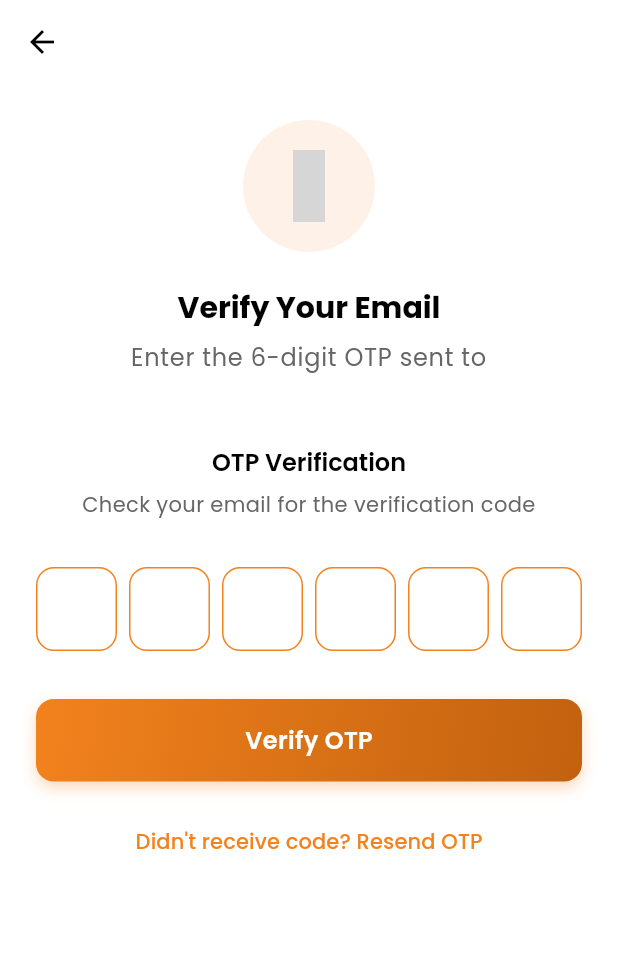
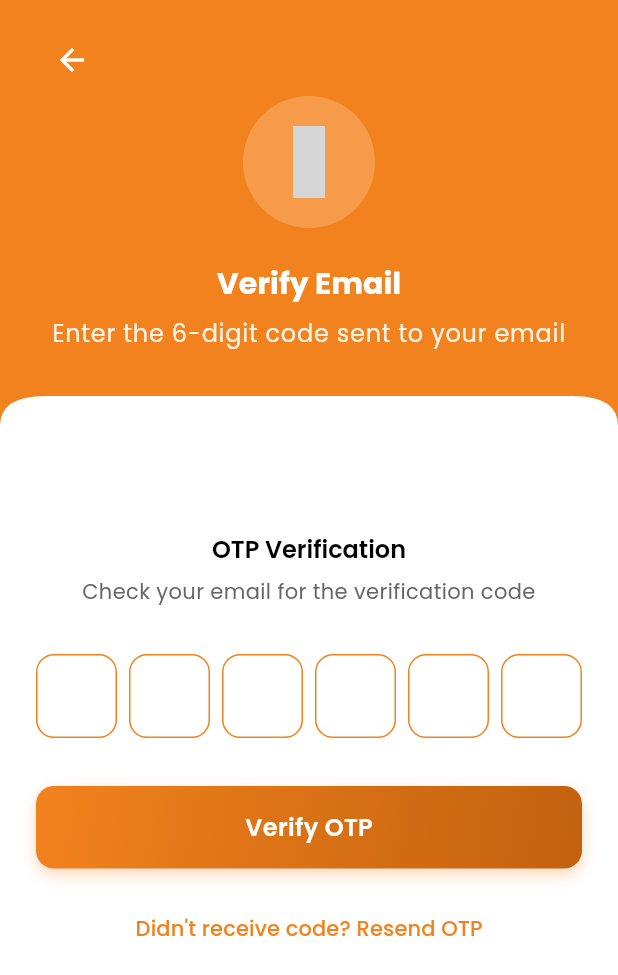
Before and after one commit to vivekvsingh19/remind-karo, a Flutter app: the OtpVerificationScreen screen opened directly with empty values, on a phone screen of 412 x 824 dp. Shown: the top 975 px of the screen. Run offline on Flutter 3.47's test engine with Material 3 defaults, Android fonts, the phone set to English and light mode, and no system bars; drawn by our look-alikes of pinput; our stand-ins replace cloud_firestore, dartz, dio, equatable, firebase_auth, firebase_core and 8 more; accounts and stored records are empty; grey boxes are pictures that could not be loaded.

Commit message:
feat: update login, OTP verification, and signup screens with improved UI elements and structure

```diff
--- a/lib/features/auth/presentation/screens/otp_verification_screen.dart
+++ b/lib/features/auth/presentation/screens/otp_verification_screen.dart
@@ -5,6 +5,7 @@ import 'package:pinput/pinput.dart';
 
 import '../../../../core/theme/app_theme.dart';
 import '../../../../core/widgets/custom_button.dart';
+import '../../../../presentation/widgets/curved_container.dart';
 import '../bloc/auth_bloc.dart';
 
 /// OTP Verification Screen
@@ -76,14 +77,6 @@ class _OtpVerificationScreenState extends State<OtpVerificationScreen> {
     );
 
     return Scaffold(
-      appBar: AppBar(
-        backgroundColor: Colors.transparent,
-        elevation: 0,
-        leading: IconButton(
-          icon: const Icon(Icons.arrow_back, color: AppTheme.textPrimaryLight),
-          onPressed: () => Navigator.of(context).pop(),
-        ),
-      ),
       body: BlocListener<AuthBloc, AuthState>(
         listener: (context, state) {
           // Reset submission flag when request completes
@@ -91,13 +84,38 @@ class _OtpVerificationScreenState extends State<OtpVerificationScreen> {
             setState(() => _isSubmitting = false);
           }
         },
+        child: SingleChildScrollView(
+          child: Column(
+            children: [
+              CurvedContainerRounded(
+                backgroundColor: AppTheme.primaryColor,
+                padding: const EdgeInsets.only(
+                  top: 16,
+                  bottom: 50,
+                  left: 24,
+                  right: 24,
+                ),
                 child: SafeArea(
-          child: SingleChildScrollView(
+                  child: Column(
+                    crossAxisAlignment: CrossAxisAlignment.stretch,
+                    children: [
+                      Align(
+                        alignment: Alignment.centerLeft,
+                        child: IconButton(
+                          icon: const Icon(Icons.arrow_back, color: Colors.white),
+                          onPressed: () => Navigator.of(context).pop(),
+                        ),
+                      ),
+                      _buildHeader(),
+                    ],
+                  ),
+                ),
+              ),
+              Padding(
                 padding: const EdgeInsets.all(24),
                 child: Column(
                   crossAxisAlignment: CrossAxisAlignment.stretch,
                   children: [
-                _buildHeader(),
                     const SizedBox(height: 48),
                     _buildOtpForm(
                       context,
@@ -107,6 +125,8 @@ class _OtpVerificationScreenState extends State<OtpVerificationScreen> {
                     ),
                   ],
                 ),
+              ),
+            ],
           ),
         ),
       ),
@@ -119,29 +139,26 @@ class _OtpVerificationScreenState extends State<OtpVerificationScreen> {
         Container(
           padding: const EdgeInsets.all(20),
           decoration: BoxDecoration(
-            color: AppTheme.primaryColor.withValues(alpha: 0.1),
+            color: Colors.white.withValues(alpha: 0.2),
             shape: BoxShape.circle,
           ),
-          child: const Icon(
-            Iconsax.sms,
-            size: 48,
-            color: AppTheme.primaryColor,
-          ),
+          child: const Icon(Iconsax.verify, size: 48, color: Colors.white),
         ),
         const SizedBox(height: 24),
         Text(
-          'Verify Your Email',
-          style: Theme.of(
-            context,
-          ).textTheme.headlineMedium?.copyWith(fontWeight: FontWeight.bold),
+          'Verify Email',
+          style: Theme.of(context).textTheme.headlineMedium?.copyWith(
+            fontWeight: FontWeight.bold,
+            color: Colors.white,
+          ),
           textAlign: TextAlign.center,
         ),
         const SizedBox(height: 8),
         Text(
-          'Enter the 6-digit OTP sent to ${widget.email}',
-          style: Theme.of(
-            context,
-          ).textTheme.bodyLarge?.copyWith(color: AppTheme.textSecondaryLight),
+          'Enter the 6-digit code sent to your email',
+          style: Theme.of(context).textTheme.bodyLarge?.copyWith(
+            color: Colors.white.withValues(alpha: 0.9),
+          ),
           textAlign: TextAlign.center,
         ),
       ],
--- a/lib/presentation/screens/splash_screen.dart
+++ b/lib/presentation/screens/splash_screen.dart
@@ -5,10 +5,7 @@ import '../../core/theme/app_theme.dart';
 class SplashScreenWrapper extends StatefulWidget {
   final Widget child;
 
-  const SplashScreenWrapper({
-    super.key,
-    required this.child,
-  });
+  const SplashScreenWrapper({super.key, required this.child});
 
   @override
   State<SplashScreenWrapper> createState() => _SplashScreenWrapperState();
--- a/lib/presentation/widgets/curved_container.dart
+++ b/lib/presentation/widgets/curved_container.dart
@@ -9,17 +9,30 @@ class TCustomCurvedEdges extends CustomClipper<Path> {
 
     final firstCurve = Offset(0, size.height - 20);
     final lastCurve = Offset(30, size.height - 20);
-    path.quadraticBezierTo(firstCurve.dx, firstCurve.dy, lastCurve.dx, lastCurve.dy);
+    path.quadraticBezierTo(
+      firstCurve.dx,
+      firstCurve.dy,
+      lastCurve.dx,
+      lastCurve.dy,
+    );
 
     final secondFirstCurve = Offset(0, size.height - 20);
     final secondLastCurve = Offset(size.width - 30, size.height - 20);
     path.quadraticBezierTo(
-        secondFirstCurve.dx, secondFirstCurve.dy, secondLastCurve.dx, secondLastCurve.dy);
+      secondFirstCurve.dx,
+      secondFirstCurve.dy,
+      secondLastCurve.dx,
+      secondLastCurve.dy,
+    );
 
     final thirdFirstCurve = Offset(size.width, size.height - 20);
     final thirdLastCurve = Offset(size.width, size.height);
     path.quadraticBezierTo(
-        thirdFirstCurve.dx, thirdFirstCurve.dy, thirdLastCurve.dx, thirdLastCurve.dy);
+      thirdFirstCurve.dx,
+      thirdFirstCurve.dy,
+      thirdLastCurve.dx,
+      thirdLastCurve.dy,
+    );
 
     path.lineTo(size.width, 0);
     path.close();
@@ -37,16 +50,22 @@ class CurvedContainer extends StatelessWidget {
   final Color backgroundColor;
   final Widget child;
   final EdgeInsets padding;
+  final bool showCurve;
 
   const CurvedContainer({
     super.key,
     required this.backgroundColor,
     required this.child,
     this.padding = const EdgeInsets.all(24),
+    this.showCurve = true,
   });
 
   @override
   Widget build(BuildContext context) {
+    if (!showCurve) {
+      return Container(color: backgroundColor, padding: padding, child: child);
+    }
+
     return ClipPath(
       clipper: TCustomCurvedEdges(),
       child: Container(color: backgroundColor, padding: padding, child: child),
@@ -59,16 +78,22 @@ class CurvedContainerRounded extends StatelessWidget {
   final Color backgroundColor;
   final Widget child;
   final EdgeInsets padding;
+  final bool showCurve;
 
   const CurvedContainerRounded({
     super.key,
     required this.backgroundColor,
     required this.child,
     this.padding = const EdgeInsets.all(24),
+    this.showCurve = true,
   });
 
   @override
   Widget build(BuildContext context) {
+    if (!showCurve) {
+      return Container(color: backgroundColor, padding: padding, child: child);
+    }
+
     return ClipPath(
       clipper: TCustomCurvedEdges(),
       child: Container(color: backgroundColor, padding: padding, child: child),
```
Also changed, not shown: lib/features/auth/presentation/screens/login_screen.dart (+46 -40 lines), lib/features/auth/presentation/screens/signup_screen.dart (+8 -54 lines), lib/main.dart (+2 -6 lines). Lines whose indentation alone changed are shown as unchanged.
